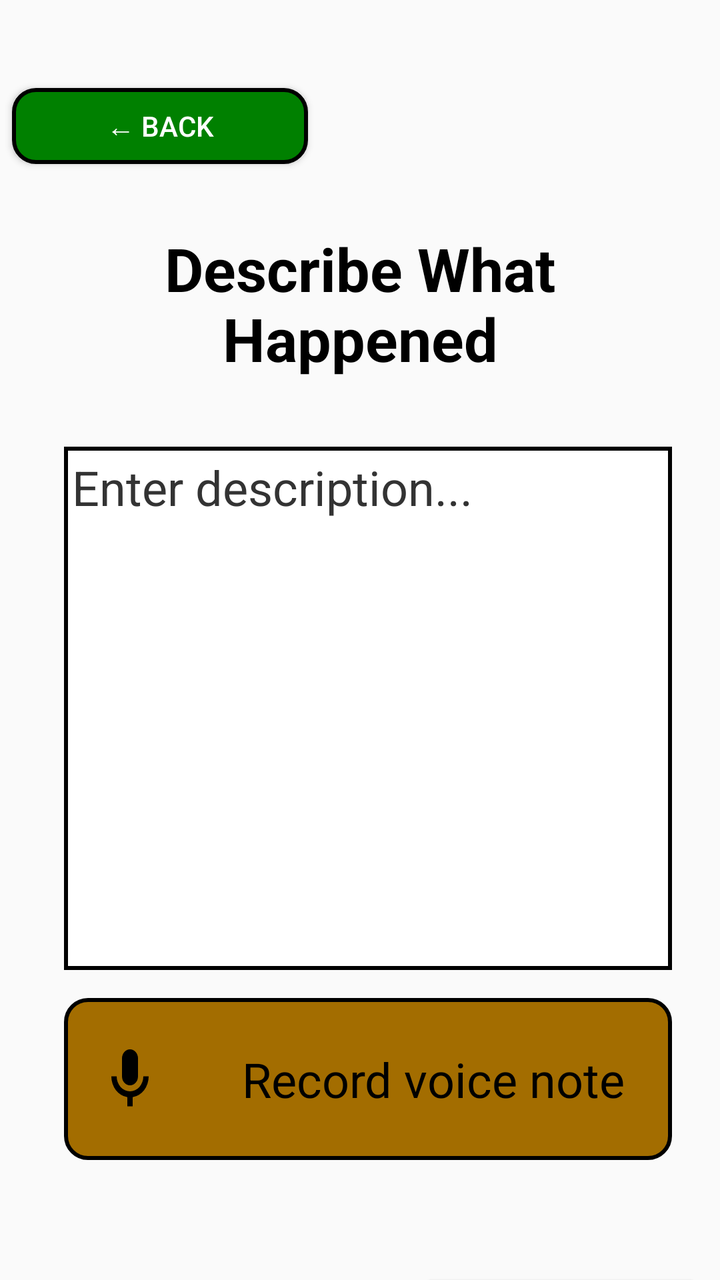
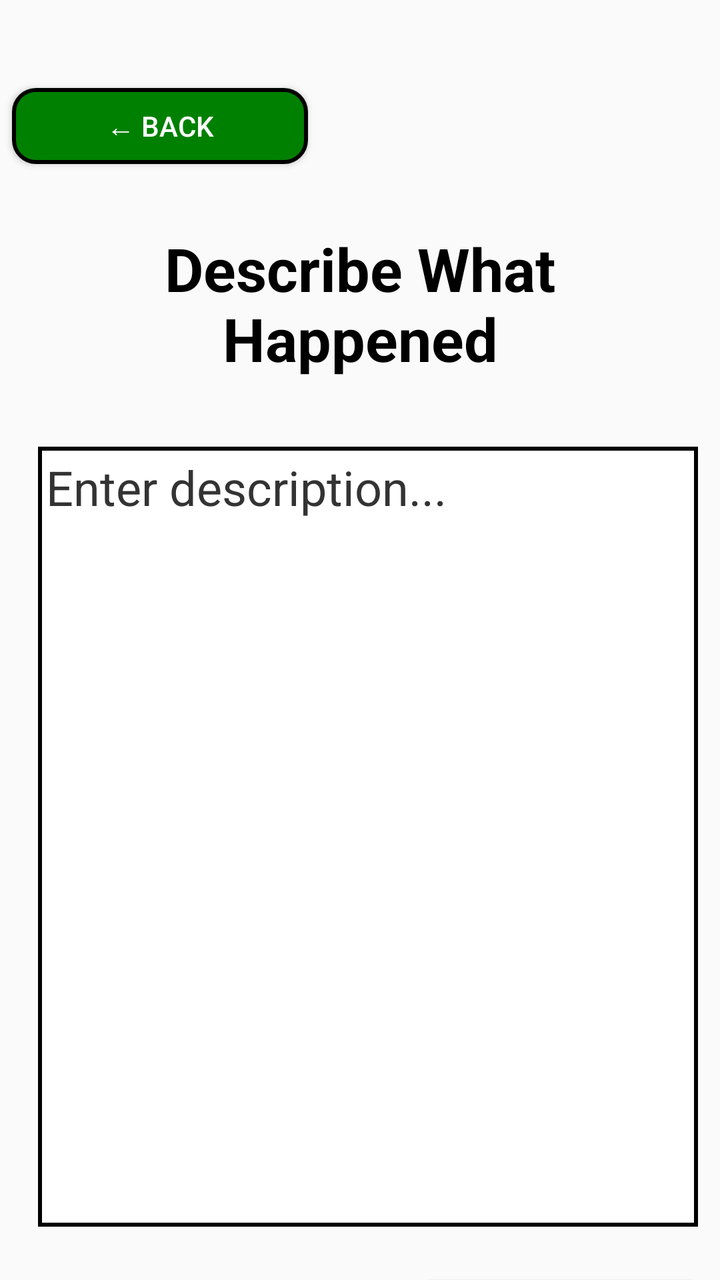

Before-and-after screenshots of an Android layout around one commit, followed by the original layout XML and the change that was made.
<!-- AndroidManifest.xml: application theme Theme.JavaReportingSystem -->
<!-- res/layout/activity_report_description.xml -->
<?xml version="1.0" encoding="utf-8"?>
<androidx.constraintlayout.widget.ConstraintLayout xmlns:android="http://schemas.android.com/apk/res/android"
    xmlns:app="http://schemas.android.com/apk/res-auto"
    xmlns:tools="http://schemas.android.com/tools"
    android:id="@+id/main"
    android:layout_width="match_parent"
    android:layout_height="match_parent"
    tools:context=".ui.ReportDescriptionActivity">

    
    <Button
        android:id="@+id/btnBack"
        android:layout_width="148dp"
        android:layout_height="38dp"
        android:layout_marginStart="6dp"
        android:layout_marginTop="44dp"
        android:background="@drawable/back_button"
        android:gravity="center"
        android:minHeight="0dp"
        android:minWidth="0dp"
        android:padding="0dp"
        android:text="← BACK"
        android:textColor="@color/white"
        android:textAllCaps="false"
        android:textSize="14sp"
        app:layout_constraintStart_toStartOf="parent"
        app:layout_constraintTop_toTopOf="parent" />

    
    <TextView
        android:id="@+id/tvHeading"
        android:layout_width="0dp"
        android:layout_height="wrap_content"
        android:layout_marginStart="24dp"
        android:layout_marginEnd="24dp"
        android:layout_marginTop="32dp"
        android:gravity="center"
        android:text="Describe What\nHappened"
        android:textColor="#000000"
        android:textSize="30sp"
        android:textStyle="bold"
        android:fontFamily="sans-serif"
        app:layout_constraintTop_toBottomOf="@id/btnBack"
        app:layout_constraintStart_toStartOf="parent"
        app:layout_constraintEnd_toEndOf="parent" />

    
    <EditText
        android:id="@+id/txtDescription"
        android:layout_width="0dp"
        android:layout_height="0dp"
        android:layout_marginStart="32dp"
        android:layout_marginEnd="24dp"
        android:layout_marginTop="34dp"
        android:gravity="top|start"
        android:hint="Enter description..."
        android:autofillHints="Type what happened"
        android:padding="4dp"
        android:textColor="#000000"
        android:textColorHint="#333333"
        android:textSize="24sp"
        android:background="@drawable/description_border"
        android:inputType="textMultiLine|textCapSentences"
        android:scrollbars="vertical"
        android:layout_marginBottom="14dp"
        app:layout_constraintTop_toBottomOf="@id/tvHeading"
        app:layout_constraintBottom_toTopOf="@id/btnRecord"
        app:layout_constraintStart_toStartOf="parent"
        app:layout_constraintEnd_toEndOf="parent"
        app:layout_constraintVertical_bias="0"
        app:layout_constraintHeight_default="spread"
        />

    
    <androidx.constraintlayout.widget.ConstraintLayout
        android:id="@+id/btnRecord"
        android:layout_width="0dp"
        android:layout_height="81dp"
        android:layout_marginStart="32dp"
        android:layout_marginEnd="24dp"
        android:background="@drawable/record_button"
        android:clickable="true"
        android:focusable="true"
        android:contentDescription="Record voice note"
        app:layout_constraintStart_toStartOf="parent"
        app:layout_constraintEnd_toEndOf="parent"
        app:layout_constraintBottom_toTopOf="@id/btnNext"
        app:layout_constraintTop_toBottomOf="@id/txtDescription"
        app:layout_constraintVertical_bias="0"
        android:layout_marginBottom="60dp">

        <ImageView
            android:id="@+id/ivMicrophone"
            android:layout_width="32dp"
            android:layout_height="36dp"
            android:src="@drawable/ic_microphone"
            android:contentDescription="Microphone"
            android:scaleType="fitCenter"
            app:layout_constraintStart_toStartOf="parent"
            app:layout_constraintTop_toTopOf="parent"
            app:layout_constraintBottom_toBottomOf="parent"
            android:layout_marginStart="17dp" />

        <TextView
            android:id="@+id/tvRecord"
            android:layout_width="wrap_content"
            android:layout_height="wrap_content"
            android:text="Record voice note"
            android:textColor="@color/black"
            android:textSize="24sp"
            android:fontFamily="sans-serif"
            app:layout_constraintStart_toEndOf="@id/ivMicrophone"
            app:layout_constraintEnd_toEndOf="parent"
            app:layout_constraintTop_toTopOf="parent"
            app:layout_constraintBottom_toBottomOf="parent"
            app:layout_constraintHorizontal_bias="0.5"
            android:layout_marginStart="24dp"
            android:layout_marginEnd="8dp" />

    </androidx.constraintlayout.widget.ConstraintLayout>

    
    <Button
        android:id="@+id/btnNext"
        android:layout_width="148dp"
        android:layout_height="38dp"
        android:layout_marginTop="640dp"
        android:background="@drawable/next_button"
        android:gravity="center"
        android:minWidth="0dp"
        android:minHeight="0dp"
        android:padding="0dp"
        android:text="NEXT →"
        android:textAllCaps="false"
        android:textColor="@color/white"
        android:textSize="14sp"
        app:layout_constraintEnd_toEndOf="parent"
        app:layout_constraintHorizontal_bias="0.973"
        app:layout_constraintStart_toStartOf="parent"
        app:layout_constraintTop_toTopOf="parent" />


</androidx.constraintlayout.widget.ConstraintLayout>
<!-- resources referenced by this layout -->
<resources>
  <color name="black">#FF000000</color>
  <color name="white">#FFFFFFFF</color>
  <!-- drawable back_button (drawable) -->
  <?xml version="1.0" encoding="utf-8"?>
  <shape xmlns:android="http://schemas.android.com/apk/res/android"
      android:shape="rectangle">
  
      <solid android:color="#008000" />
  
      <stroke
          android:width="2dp"
          android:color="#000000" />
  
      <corners android:radius="11dp" />
  
  </shape>
  <!-- drawable description_border (drawable) -->
  <?xml version="1.0" encoding="utf-8"?>
  <shape xmlns:android="http://schemas.android.com/apk/res/android"
      android:shape="rectangle">
  
      <solid android:color="#FFFFFF" />
  
      <stroke
          android:width="2dp"
          android:color="#000000" />
  
      <corners android:radius="0dp" />
  
  </shape>
  <!-- drawable ic_microphone (drawable) -->
  <vector xmlns:android="http://schemas.android.com/apk/res/android"
      android:width="32dp"
      android:height="36dp"
      android:viewportWidth="24"
      android:viewportHeight="24">
  
      <path
          android:fillColor="#000000"
          android:pathData="M12,14a3,3 0,0 0,3 -3V5a3,3 0,0 0,-6 0v6a3,3 0,0 0,3 3zM17,11a5,5 0,0 1,-10 0H5a7,7 0,0 0,6 6.93V21h2v-3.07A7,7 0,0 0,19 11z" />
  </vector>
  <!-- drawable next_button (drawable) -->
  <?xml version="1.0" encoding="utf-8"?>
  <shape xmlns:android="http://schemas.android.com/apk/res/android"
      android:shape="rectangle">
  
      <solid android:color="#0062D1" />
  
      <stroke
          android:width="2dp"
          android:color="#000000" />
  
      <corners android:radius="11dp" />
  
  </shape>
  <!-- drawable record_button (drawable) -->
  <?xml version="1.0" encoding="utf-8"?>
  <shape xmlns:android="http://schemas.android.com/apk/res/android"
      android:shape="rectangle">
  
      <solid android:color="#A36D00" />
  
      <stroke
          android:width="2dp"
          android:color="#000000" />
  
      <corners android:radius="11dp" />
  
  </shape>
  <style name="Theme.JavaReportingSystem" parent="Base.Theme.JavaReportingSystem" />
  <style name="Base.Theme.JavaReportingSystem" parent="Theme.AppCompat.DayNight.NoActionBar">
          
          
      </style>
</resources>

<!-- the commit's change to res/layout/activity_report_description.xml (unified diff, before → after) -->
@@ -47,77 +47,27 @@
     
     <EditText
         android:id="@+id/txtDescription"
-        android:layout_width="0dp"
-        android:layout_height="0dp"
+        android:layout_width="330dp"
+        android:layout_height="390dp"
         android:layout_marginStart="32dp"
+        android:layout_marginTop="34dp"
         android:layout_marginEnd="24dp"
-        android:layout_marginTop="34dp"
+        android:autofillHints="Type what happened"
+        android:background="@drawable/description_border"
         android:gravity="top|start"
         android:hint="Enter description..."
-        android:autofillHints="Type what happened"
+        android:inputType="textMultiLine|textCapSentences"
         android:padding="4dp"
+        android:scrollbars="vertical"
         android:textColor="#000000"
         android:textColorHint="#333333"
         android:textSize="24sp"
-        android:background="@drawable/description_border"
-        android:inputType="textMultiLine|textCapSentences"
-        android:scrollbars="vertical"
-        android:layout_marginBottom="14dp"
-        app:layout_constraintTop_toBottomOf="@id/tvHeading"
-        app:layout_constraintBottom_toTopOf="@id/btnRecord"
+        app:layout_constraintEnd_toEndOf="parent"
+        app:layout_constraintHeight_default="spread"
         app:layout_constraintStart_toStartOf="parent"
-        app:layout_constraintEnd_toEndOf="parent"
-        app:layout_constraintVertical_bias="0"
-        app:layout_constraintHeight_default="spread"
-        />
+        app:layout_constraintTop_toBottomOf="@id/tvHeading" />
 
     
-    <androidx.constraintlayout.widget.ConstraintLayout
-        android:id="@+id/btnRecord"
-        android:layout_width="0dp"
-        android:layout_height="81dp"
-        android:layout_marginStart="32dp"
-        android:layout_marginEnd="24dp"
-        android:background="@drawable/record_button"
-        android:clickable="true"
-        android:focusable="true"
-        android:contentDescription="Record voice note"
-        app:layout_constraintStart_toStartOf="parent"
-        app:layout_constraintEnd_toEndOf="parent"
-        app:layout_constraintBottom_toTopOf="@id/btnNext"
-        app:layout_constraintTop_toBottomOf="@id/txtDescription"
-        app:layout_constraintVertical_bias="0"
-        android:layout_marginBottom="60dp">
-
-        <ImageView
-            android:id="@+id/ivMicrophone"
-            android:layout_width="32dp"
-            android:layout_height="36dp"
-            android:src="@drawable/ic_microphone"
-            android:contentDescription="Microphone"
-            android:scaleType="fitCenter"
-            app:layout_constraintStart_toStartOf="parent"
-            app:layout_constraintTop_toTopOf="parent"
-            app:layout_constraintBottom_toBottomOf="parent"
-            android:layout_marginStart="17dp" />
-
-        <TextView
-            android:id="@+id/tvRecord"
-            android:layout_width="wrap_content"
-            android:layout_height="wrap_content"
-            android:text="Record voice note"
-            android:textColor="@color/black"
-            android:textSize="24sp"
-            android:fontFamily="sans-serif"
-            app:layout_constraintStart_toEndOf="@id/ivMicrophone"
-            app:layout_constraintEnd_toEndOf="parent"
-            app:layout_constraintTop_toTopOf="parent"
-            app:layout_constraintBottom_toBottomOf="parent"
-            app:layout_constraintHorizontal_bias="0.5"
-            android:layout_marginStart="24dp"
-            android:layout_marginEnd="8dp" />
-
-    </androidx.constraintlayout.widget.ConstraintLayout>
 
     
     <Button
<!-- resource entries referenced after the edit -->
@@ -1,6 +1,5 @@
 <!-- resources referenced by this layout -->
 <resources>
-  <color name="black">#FF000000</color>
   <color name="white">#FFFFFFFF</color>
   <!-- drawable back_button (drawable) -->
   <?xml version="1.0" encoding="utf-8"?>
@@ -30,37 +29,12 @@
       <corners android:radius="0dp" />
   
   </shape>
-  <!-- drawable ic_microphone (drawable) -->
-  <vector xmlns:android="http://schemas.android.com/apk/res/android"
-      android:width="32dp"
-      android:height="36dp"
-      android:viewportWidth="24"
-      android:viewportHeight="24">
-  
-      <path
-          android:fillColor="#000000"
-          android:pathData="M12,14a3,3 0,0 0,3 -3V5a3,3 0,0 0,-6 0v6a3,3 0,0 0,3 3zM17,11a5,5 0,0 1,-10 0H5a7,7 0,0 0,6 6.93V21h2v-3.07A7,7 0,0 0,19 11z" />
-  </vector>
   <!-- drawable next_button (drawable) -->
   <?xml version="1.0" encoding="utf-8"?>
   <shape xmlns:android="http://schemas.android.com/apk/res/android"
       android:shape="rectangle">
   
       <solid android:color="#0062D1" />
-  
-      <stroke
-          android:width="2dp"
-          android:color="#000000" />
-  
-      <corners android:radius="11dp" />
-  
-  </shape>
-  <!-- drawable record_button (drawable) -->
-  <?xml version="1.0" encoding="utf-8"?>
-  <shape xmlns:android="http://schemas.android.com/apk/res/android"
-      android:shape="rectangle">
-  
-      <solid android:color="#A36D00" />
   
       <stroke
           android:width="2dp"
